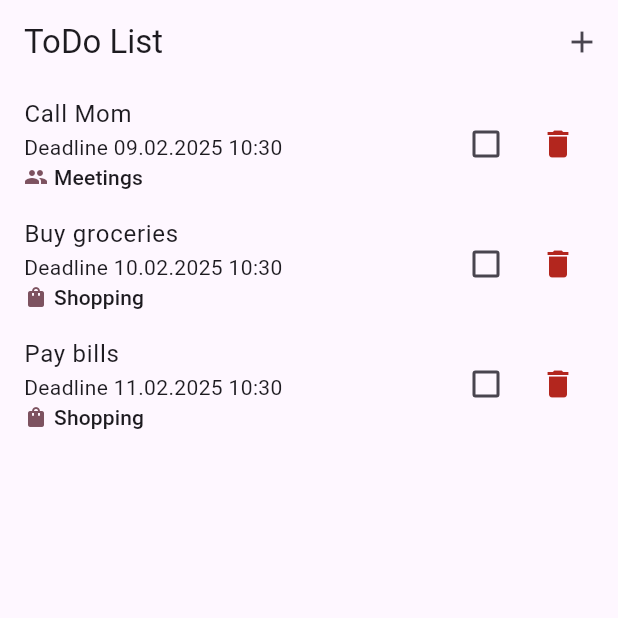
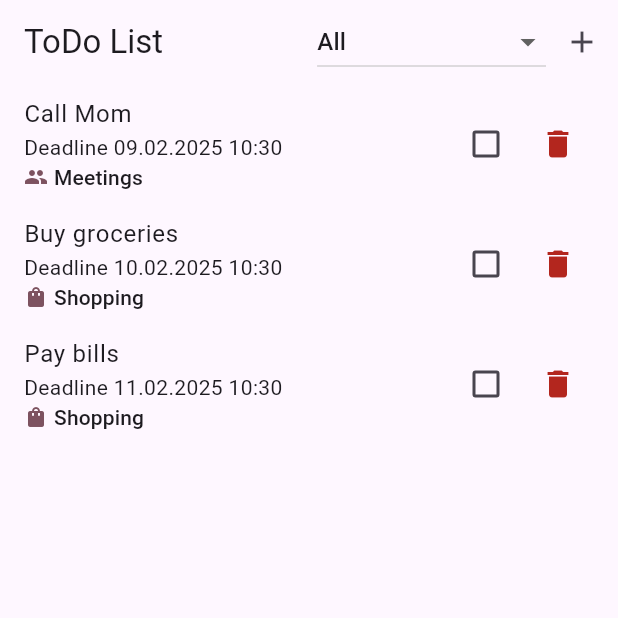
Before and after one commit to Dana-Nam/hw_26, a Flutter app: the screen it shows after launch, on a phone screen of 412 x 824 dp, the top half of it. Run offline on Flutter 3.47's test engine with Material 3 defaults, Android fonts, the phone set to English and light mode, and no system bars.

Commit message:
Added category on main screen selection

```diff
--- a/lib/screens/task_screen.dart
+++ b/lib/screens/task_screen.dart
@@ -6,6 +6,7 @@ class TaskScreen extends StatelessWidget {
   final List<Task> tasks;
   final void Function(int index) onToggle;
   final void Function(int index) onDelete;
+
   const TaskScreen({
     super.key,
     required this.tasks,
@@ -15,17 +16,16 @@ class TaskScreen extends StatelessWidget {
 
   @override
   Widget build(BuildContext context) {
-    return Padding(
+    return ListView.builder(
       padding: const EdgeInsets.symmetric(horizontal: 8),
-      child: Column(
-        children: tasks
-            .map((task) => TaskCard(
-                  task: task,
-                  onToggle: () => onToggle(tasks.indexOf(task)),
-                  onDelete: () => onDelete(tasks.indexOf(task)),
-                ))
-            .toList(),
-      ),
+      itemCount: tasks.length,
+      itemBuilder: (context, index) {
+        return TaskCard(
+          task: tasks[index],
+          onToggle: () => onToggle(index),
+          onDelete: () => onDelete(index),
+        );
+      },
     );
   }
 }
--- a/lib/todo_list.dart
+++ b/lib/todo_list.dart
@@ -59,12 +59,35 @@ class _TodoListState extends State<TodoList> {
     );
   }
 
+  String? selectedCategory;
+
   @override
   Widget build(BuildContext context) {
+    List<Task> filteredTasks = tasks
+        .where((task) =>
+            selectedCategory == null || task.categoryId == selectedCategory)
+        .toList();
+
     return Scaffold(
       appBar: AppBar(
         title: Text('ToDo List'),
         actions: [
+          DropdownButton<String>(
+            value: selectedCategory,
+            hint: Text("Filter by Category"),
+            onChanged: (String? newValue) {
+              setState(() {
+                selectedCategory = newValue;
+              });
+            },
+            items: [
+              DropdownMenuItem(value: null, child: Text("All")),
+              DropdownMenuItem(value: 'meetings', child: Text("Meetings")),
+              DropdownMenuItem(value: 'shopping', child: Text("Shopping")),
+              DropdownMenuItem(value: 'job', child: Text("Job")),
+              DropdownMenuItem(value: 'education', child: Text("Education")),
+            ],
+          ),
           IconButton(
             onPressed: openAddTaskSheet,
             icon: Icon(Icons.add),
@@ -72,7 +95,7 @@ class _TodoListState extends State<TodoList> {
         ],
       ),
       body: TaskScreen(
-        tasks: tasks,
+        tasks: filteredTasks,
         onToggle: toggleTaskCompletion,
         onDelete: deleteTask,
       ),
--- a/lib/widgets/task_card.dart
+++ b/lib/widgets/task_card.dart
@@ -1,8 +1,6 @@
 import 'package:flutter/material.dart';
-
 import '../helpers/format_datetime.dart';
 import '../models/task.dart';
-import '../models/task_category.dart';
 
 class TaskCard extends StatelessWidget {
   final Task task;
```
